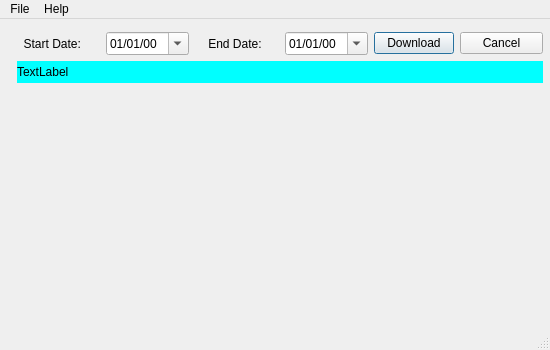
The window that src/main-window-gui.ui (sahilgupta/hakija) describes before a commit, drawn with Qt 5.
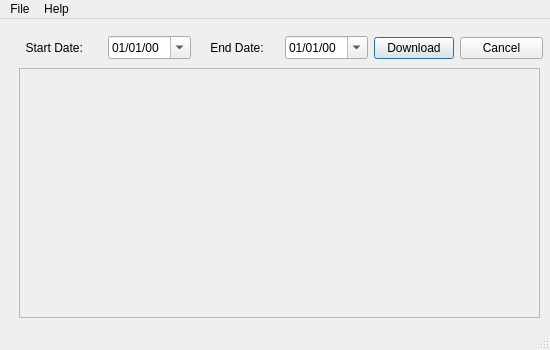
The same window after the commit.

Commit message: Scroll area issue fixed! Need to adjust autoscroll

Patch:
```diff
--- a/src/main-window-gui.ui
+++ b/src/main-window-gui.ui
@@ -38,20 +38,50 @@
      <verstretch>0</verstretch>
     </sizepolicy>
    </property>
-   <widget class="QWidget" name="">
+   <widget class="QScrollArea" name="scrollArea">
     <property name="geometry">
      <rect>
-      <x>17</x>
-      <y>13</y>
-      <width>526</width>
-      <height>51</height>
+      <x>19</x>
+      <y>49</y>
+      <width>521</width>
+      <height>250</height>
+     </rect>
+    </property>
+    <property name="widgetResizable">
+     <bool>true</bool>
+    </property>
+    <widget class="QWidget" name="scrollAreaWidgetContents">
+     <property name="geometry">
+      <rect>
+       <x>0</x>
+       <y>0</y>
+       <width>517</width>
+       <height>246</height>
      </rect>
     </property>
     <layout class="QVBoxLayout" name="verticalLayout">
-     <property name="sizeConstraint">
-      <enum>QLayout::SetMinimumSize</enum>
-     </property>
      <item>
+       <widget class="QLabel" name="progressUpdate">
+        <property name="styleSheet">
+         <string notr="true"/>
+        </property>
+        <property name="text">
+         <string/>
+        </property>
+       </widget>
+      </item>
+     </layout>
+    </widget>
+   </widget>
+   <widget class="QWidget" name="">
+    <property name="geometry">
+     <rect>
+      <x>19</x>
+      <y>15</y>
+      <width>524</width>
+      <height>28</height>
+     </rect>
+    </property>
       <layout class="QHBoxLayout" name="horizontalLayout">
        <item>
         <widget class="QLabel" name="startDateLabel">
@@ -116,24 +146,6 @@
         <widget class="QPushButton" name="cancelButton">
          <property name="text">
           <string>Cancel</string>
-         </property>
-        </widget>
-       </item>
-      </layout>
-     </item>
-     <item>
-      <widget class="QLabel" name="progressUpdate">
-       <property name="sizePolicy">
-        <sizepolicy hsizetype="Preferred" vsizetype="Expanding">
-         <horstretch>0</horstretch>
-         <verstretch>0</verstretch>
-        </sizepolicy>
-       </property>
-       <property name="styleSheet">
-        <string notr="true">background-color: rgb(0, 255, 255);</string>
-       </property>
-       <property name="text">
-        <string>TextLabel</string>
        </property>
       </widget>
      </item>
```
Lines whose indentation alone changed are shown as unchanged. The commit also changes 2 other files.
